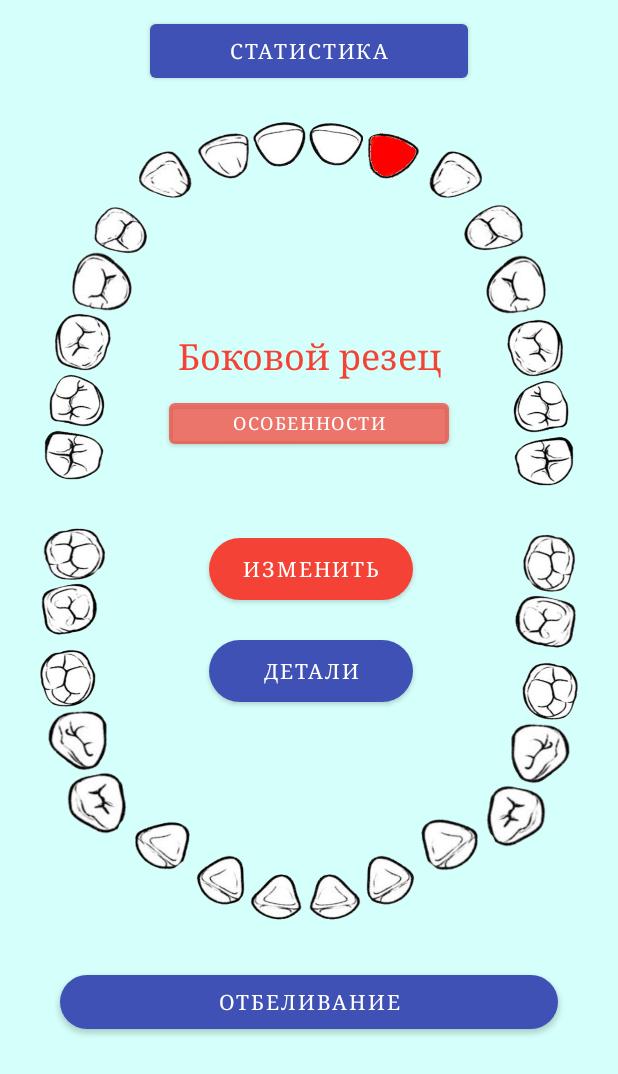
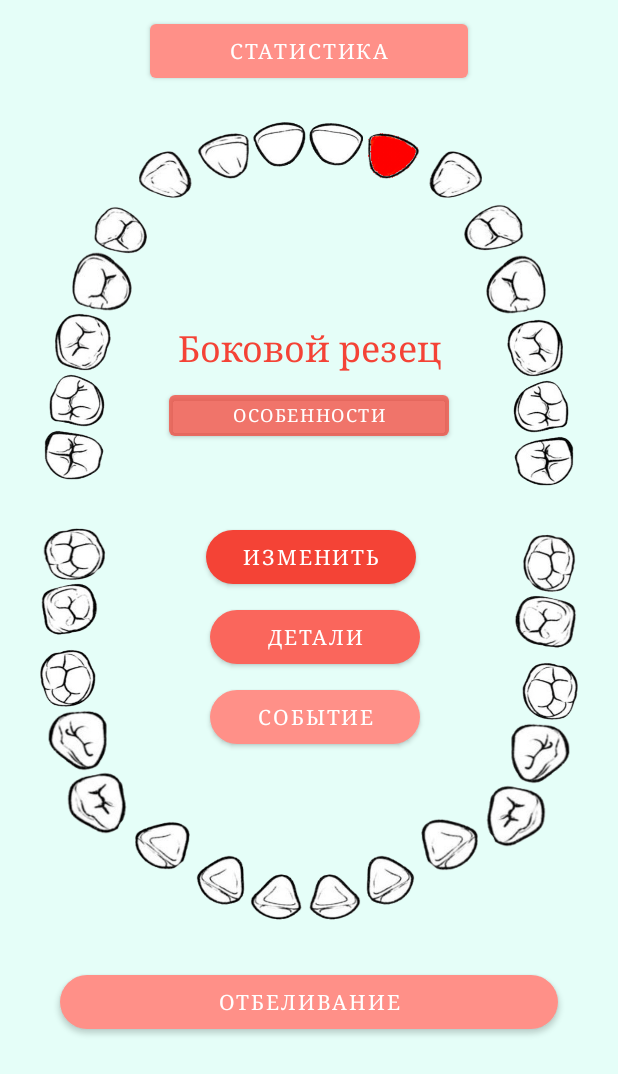
Before and after one commit to sastsy/DentalPass, an Android app: the screen it shows after launch (MainActivity), after a tap on an icon or button, on a phone screen of 412 x 824 dp. Shown: the top 1074 px of the screen. Run offline under Robolectric (Android 15) with nearby library versions, the phone set to English and light mode, and no system bars.

Commit message:
design change + new activity (will be replaced with dialog)

```diff
--- a/app/src/main/java/sastsy/project/dentalpass/MainActivity.java
+++ b/app/src/main/java/sastsy/project/dentalpass/MainActivity.java
@@ -11,7 +11,14 @@ import android.widget.TextView;
 
 import com.example.dentalpass.R;
 
+import java.util.ArrayList;
+import java.util.Arrays;
+
 public class MainActivity extends AppCompatActivity {
+
+    private static  final int REQUEST_ACCESS_TYPE = 1;
+    int clicked_tooth = 0;
+    Tooth[] tooth_list = new Tooth[32];
 
     @Override
     protected void onCreate(Bundle savedInstanceState) {
@@ -19,8 +26,6 @@ public class MainActivity extends AppCompatActivity {
         setContentView(R.layout.activity_main);
 
         ImageButton[] imageButtons_list = new ImageButton[32];
-        final int[] clicked_tooth = {0};
-        Tooth[] tooth_list = new Tooth[32];
 
         int[] imageButtons_id = {R.id.imageButton1, R.id.imageButton2, R.id.imageButton3, R.id.imageButton4,
                 R.id.imageButton5, R.id.imageButton6, R.id.imageButton7, R.id.imageButton8, R.id.imageButton9,
@@ -47,40 +52,34 @@ public class MainActivity extends AppCompatActivity {
                 R.drawable.white30, R.drawable.white31, R.drawable.white32};
 
         TextView textView = findViewById(R.id.textView);
-        /*Button backgroundButton = findViewById(R.id.backgroundButton);
-        backgroundButton.setOnClickListener(new View.OnClickListener() {
-            @Override
-            public void onClick(View v) {
-                imageButtons_list[clicked_tooth[0]].setImageResource(whiteImages_id[clicked_tooth[0]]);
-            }
-        });*/
 
         Button tooth_specialities_btn = findViewById(R.id.button9);
-        tooth_specialities_btn.setOnClickListener(new View.OnClickListener() {
-            @Override
-            public void onClick(View v) {
-                Intent intent = new Intent(MainActivity.this, ChangeActivity.class);
-                intent.putExtra("tooth", tooth_list[clicked_tooth[0]]);
-                startActivity(intent);
-            }
+        tooth_specialities_btn.setOnClickListener(v -> {
+            Intent intent = new Intent(MainActivity.this, ChangeActivity.class);
+            startActivityForResult(intent, REQUEST_ACCESS_TYPE);
         });
 
         for (int i = 0; i <= 31; ++i) {
             imageButtons_list[i] = findViewById(imageButtons_id[i]);
             tooth_list[i] = new Tooth(i + 1);
             int finalI = i;
-            imageButtons_list[i].setOnClickListener(new View.OnClickListener() {
-                @Override
-                public void onClick(View v) {
-                    imageButtons_list[clicked_tooth[0]].setImageResource(whiteImages_id[clicked_tooth[0]]);
-                    clicked_tooth[0] = finalI;
-                    imageButtons_list[finalI].setImageResource(redImages_id[finalI]);
-                    textView.setText(tooth_list[finalI].name);
-                    tooth_specialities_btn.setVisibility(View.VISIBLE);
-
-                }
+            imageButtons_list[i].setOnClickListener(v -> {
+                imageButtons_list[clicked_tooth].setImageResource(whiteImages_id[clicked_tooth]);
+                clicked_tooth = finalI;
+                imageButtons_list[finalI].setImageResource(redImages_id[finalI]);
+                textView.setText(tooth_list[finalI].name);
+                tooth_specialities_btn.setVisibility(View.VISIBLE);
             });
         }
     }
 
+    @Override
+    public void onActivityResult(int requestCode, int resultCode, Intent data) {
+        super.onActivityResult(requestCode, resultCode, data);
+            TextView textView = findViewById(R.id.textView);
+            boolean[] state_list = data.getBooleanArrayExtra("state_list");
+            tooth_list[clicked_tooth].state = state_list;
+            textView.setText(Arrays.toString(tooth_list[clicked_tooth].state));
+    }
+
 }
--- a/app/src/main/java/sastsy/project/dentalpass/Tooth.java
+++ b/app/src/main/java/sastsy/project/dentalpass/Tooth.java
@@ -1,21 +1,18 @@
 package sastsy.project.dentalpass;
+
+import java.util.ArrayList;
 
 public class Tooth {
 
     public String name;
-    public String[] state;
+    public boolean[] state;
     public int number;
-    public int list_number;
 
     String[] name_list = {"Третий моляр (зуб мудрости)", "Второй моляр", "Первый моляр", "Второй премоляр",
     "Первый премоляр", "Клык", "Боковой резец", "Центральный резец"};
 
 
     public Tooth(int number) {
-        /*if (number / name_list.length != (float) number / name_list.length) list_number = number / name_list.length + 1;
-        else list_number = number / name_list.length;
-        if (number <= 8 || number >= 16 && number <= 24) this.name = name_list[name_list.length - (list_number * name_list.length - number)];
-        else this.name = name_list[list_number * name_list.length - number];*/
         if (number <= 8 || number >= 17 && number <= 24) {
             if (number / 8 == (float) number / 8) this.name = name_list[7];
             else this.name = name_list[8 - (8 * (number / 8 + 1) - number) - 1];
@@ -25,5 +22,6 @@ public class Tooth {
             else this.name = name_list[8 * (number / 8 + 1) - number];
         }
         this.number = number;
+        this.state = new boolean[9];
     }
 }
--- a/app/src/main/res/layout/activity_main.xml
+++ b/app/src/main/res/layout/activity_main.xml
@@ -10,7 +10,7 @@
     <androidx.constraintlayout.widget.ConstraintLayout
         android:layout_width="match_parent"
         android:layout_height="match_parent"
-        android:background="#363BFFE8"
+        android:background="#1A00F3BA"
         tools:context="sastsy.project.dentalpass.MainActivity">
 
         <ImageButton
@@ -418,31 +418,42 @@
 
         <Button
             android:id="@+id/button4"
-            android:layout_width="136dp"
-            android:layout_height="53dp"
-            android:layout_marginBottom="176dp"
+            android:layout_width="140dp"
+            android:layout_height="0dp"
             android:fontFamily="serif"
             android:text="Изменить"
             app:backgroundTint="#F44336"
             app:cornerRadius="50dp"
-            app:layout_constraintBottom_toTopOf="@+id/imageButton24"
+            app:layout_constraintBottom_toBottomOf="@+id/imageButton17"
             app:layout_constraintEnd_toStartOf="@+id/imageButton18"
             app:layout_constraintHorizontal_bias="0.503"
             app:layout_constraintStart_toEndOf="@+id/imageButton32" />
 
         <Button
             android:id="@+id/button6"
-            android:layout_width="136dp"
-            android:layout_height="53dp"
-            android:layout_marginBottom="108dp"
+            android:layout_width="140dp"
+            android:layout_height="0dp"
+            android:layout_marginTop="5dp"
             android:fontFamily="serif"
             android:text="Детали"
-            app:backgroundTint="#3F51B5"
+            app:backgroundTint="#FA665C"
             app:cornerRadius="50dp"
-            app:layout_constraintBottom_toTopOf="@+id/imageButton24"
-            app:layout_constraintEnd_toStartOf="@+id/imageButton18"
-            app:layout_constraintHorizontal_bias="0.503"
-            app:layout_constraintStart_toEndOf="@+id/imageButton32" />
+            app:layout_constraintEnd_toStartOf="@+id/imageButton17"
+            app:layout_constraintStart_toEndOf="@+id/imageButton32"
+            app:layout_constraintTop_toBottomOf="@+id/button4" />
+
+        <Button
+            android:id="@+id/button10"
+            android:layout_width="140dp"
+            android:layout_height="0dp"
+            android:layout_marginTop="5dp"
+            android:fontFamily="serif"
+            android:text="СОБЫТИЕ"
+            app:backgroundTint="#FF9088"
+            app:cornerRadius="50dp"
+            app:layout_constraintEnd_toStartOf="@+id/imageButton17"
+            app:layout_constraintStart_toEndOf="@+id/imageButton32"
+            app:layout_constraintTop_toBottomOf="@+id/button6" />
 
         <TextView
             android:id="@+id/textView"
@@ -455,7 +466,7 @@
             android:layout_marginBottom="100dp"
             android:fontFamily="serif"
             android:gravity="center"
-            android:text="Выберите зуб!"
+            android:text="выберите зуб!"
             android:textColor="#F44336"
             android:textSize="24sp"
             app:layout_constraintBottom_toTopOf="@+id/button4"
@@ -473,7 +484,7 @@
             android:layout_marginRight="100dp"
             android:fontFamily="serif"
             android:text="Статистика"
-            app:backgroundTint="#3F51B5"
+            app:backgroundTint="#FF9088"
             app:layout_constraintEnd_toEndOf="parent"
             app:layout_constraintHorizontal_bias="0.5"
             app:layout_constraintStart_toStartOf="parent"
@@ -490,7 +501,7 @@
             android:layout_marginRight="40dp"
             android:fontFamily="serif"
             android:text="ОТБЕЛИВАНИЕ"
-            app:backgroundTint="#3F51B5"
+            app:backgroundTint="#FF9088"
             app:cornerRadius="50dp"
             app:layout_constraintEnd_toEndOf="parent"
             app:layout_constraintHorizontal_bias="0.5"
@@ -509,12 +520,12 @@
             android:fontFamily="serif"
             android:text="ОСОБЕННОСТИ"
             android:textSize="12sp"
+            android:visibility="gone"
             app:backgroundTint="#BAF44336"
             app:layout_constraintEnd_toStartOf="@+id/imageButton16"
             app:layout_constraintHorizontal_bias="0.5"
             app:layout_constraintStart_toEndOf="@+id/imageButton1"
-            app:layout_constraintTop_toBottomOf="@+id/textView"
-            android:visibility="gone"/>
+            app:layout_constraintTop_toBottomOf="@+id/textView" />
 
 
     </androidx.constraintlayout.widget.ConstraintLayout>
```
Also changed, not shown: app/src/main/java/sastsy/project/dentalpass/ChangeActivity.java (+24 -8 lines), app/src/main/res/layout/activity_change.xml (+4 -3 lines), app/src/main/res/drawable-v24/backbtn.png (added), app/src/main/res/drawable-v24/x.png (deleted).
